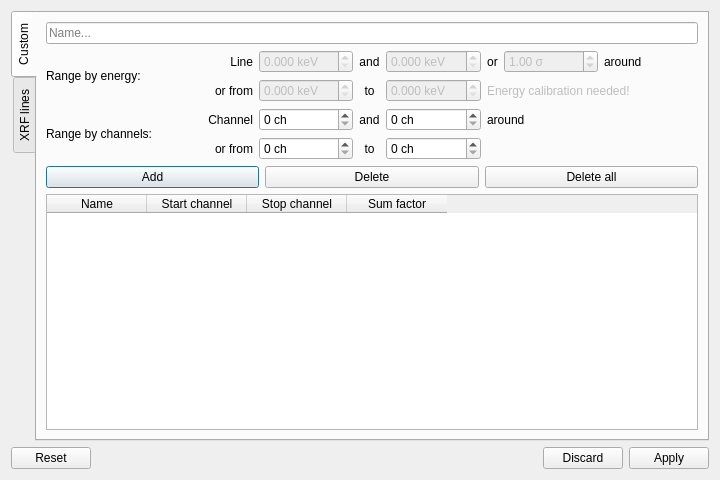
Qt form add_roi.ui (pfilipl/PolyX-XRF-Data-Analyser) before a commit.
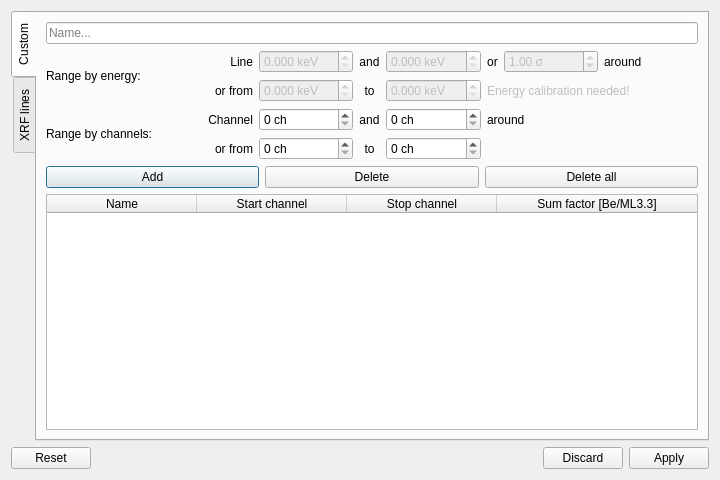
The same form after that commit. Custom widgets are drawn as their Qt base class.

Commit message: Ploting and analysing ROIs with sum factor

```diff
--- a/add_roi.ui
+++ b/add_roi.ui
@@ -571,6 +571,12 @@
        </item>
        <item>
         <widget class="QTableWidget" name="tableWidget_CustomROIs">
+         <attribute name="horizontalHeaderDefaultSectionSize">
+          <number>150</number>
+         </attribute>
+         <attribute name="horizontalHeaderStretchLastSection">
+          <bool>true</bool>
+         </attribute>
          <column>
           <property name="text">
            <string>Name</string>
@@ -588,7 +594,7 @@
          </column>
          <column>
           <property name="text">
-           <string>Sum factor</string>
+           <string>Sum factor [Be/ML3.3]</string>
           </property>
          </column>
         </widget>
```
The commit also changes 7 other files.
